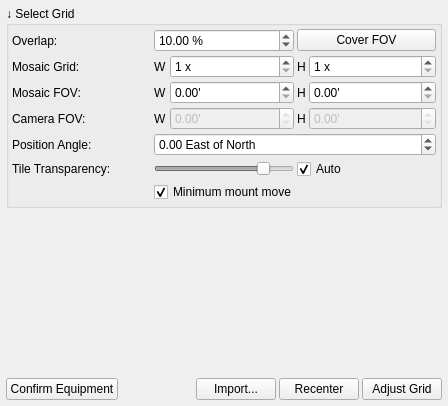
Old version of the form kstars/ekos/scheduler/framingassistant.ui in the repository KDE/kstars.
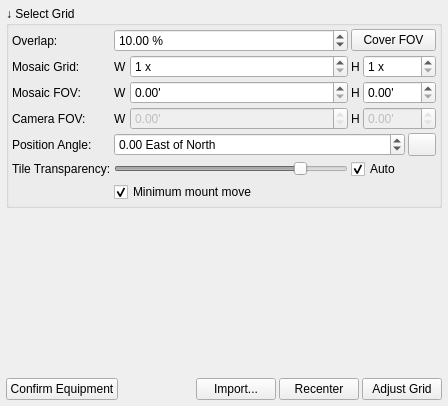
New version of the form. The open tabs and pages were chosen to show the change. Icons and pictures are not drawn. Custom widgets are drawn as their Qt base class.

Commit message: Add support to Go and Rotate in Framing Assistant. This would command fast go to target and then followed by rotation to match position angle indicated in the UI.

Diff of the .ui file:
```diff
--- a/kstars/ekos/scheduler/framingassistant.ui
+++ b/kstars/ekos/scheduler/framingassistant.ui
@@ -393,10 +393,7 @@
          <property name="title">
           <string>↓ Select Grid</string>
          </property>
-         <layout class="QGridLayout" name="gridLayout_2" columnstretch="1,1,1">
-          <property name="sizeConstraint">
-           <enum>QLayout::SetDefaultConstraint</enum>
-          </property>
+         <layout class="QGridLayout" name="gridLayout_2">
           <property name="leftMargin">
            <number>3</number>
           </property>
@@ -412,148 +409,32 @@
           <property name="spacing">
            <number>3</number>
           </property>
-          <item row="7" column="1">
-           <widget class="QSlider" name="transparencySlider">
-            <property name="enabled">
-             <bool>false</bool>
-            </property>
-            <property name="whatsThis">
-             <string>Adjust tiles transparency</string>
-            </property>
-            <property name="minimum">
-             <number>5</number>
-            </property>
-            <property name="maximum">
-             <number>60</number>
-            </property>
-            <property name="value">
-             <number>50</number>
-            </property>
-            <property name="orientation">
-             <enum>Qt::Horizontal</enum>
-            </property>
-           </widget>
-          </item>
-          <item row="6" column="0">
-           <widget class="QLabel" name="label_2">
-            <property name="toolTip">
-             <string>Camera's rotation angle (East of North) in degrees. To measure the angle, solve an image and use the astrometry solver solution's rotation angle</string>
-            </property>
-            <property name="text">
-             <string>Position Angle:</string>
-            </property>
-           </widget>
-          </item>
-          <item row="4" column="2">
-           <layout class="QHBoxLayout" name="horizontalLayout_10">
-            <property name="spacing">
-             <number>3</number>
-            </property>
-            <item>
-             <widget class="QLabel" name="cameraHFOVLabel">
-              <property name="enabled">
-               <bool>true</bool>
-              </property>
-              <property name="sizePolicy">
-               <sizepolicy hsizetype="Preferred" vsizetype="Preferred">
-                <horstretch>0</horstretch>
-                <verstretch>0</verstretch>
-               </sizepolicy>
-              </property>
-              <property name="text">
-               <string>H</string>
-              </property>
-             </widget>
-            </item>
-            <item>
-             <widget class="QDoubleSpinBox" name="cameraHFOVSpin">
-              <property name="enabled">
-               <bool>false</bool>
-              </property>
-              <property name="sizePolicy">
-               <sizepolicy hsizetype="MinimumExpanding" vsizetype="Fixed">
-                <horstretch>0</horstretch>
-                <verstretch>0</verstretch>
-               </sizepolicy>
-              </property>
-              <property name="focusPolicy">
-               <enum>Qt::NoFocus</enum>
-              </property>
-              <property name="toolTip">
-               <string>&lt;html&gt;&lt;head/&gt;&lt;body&gt;&lt;p align=&quot;justify&quot;&gt;Field height of the camera in arcminutes.&lt;/p&gt;&lt;p align=&quot;justify&quot;&gt;This value is computed from the equipment information, and defines the height of the field covered by one tile of the mosaic.&lt;/p&gt;&lt;/body&gt;&lt;/html&gt;</string>
-              </property>
-              <property name="readOnly">
-               <bool>true</bool>
-              </property>
-              <property name="suffix">
-               <string>'</string>
-              </property>
-              <property name="maximum">
-               <double>3600.000000000000000</double>
-              </property>
-             </widget>
-            </item>
-           </layout>
-          </item>
-          <item row="3" column="0">
-           <widget class="QLabel" name="targetFOVLabel">
+          <item row="0" column="0">
+           <widget class="QLabel" name="overlapLabel">
             <property name="enabled">
              <bool>true</bool>
             </property>
+            <property name="sizePolicy">
+             <sizepolicy hsizetype="Preferred" vsizetype="Preferred">
+              <horstretch>0</horstretch>
+              <verstretch>0</verstretch>
+             </sizepolicy>
+            </property>
             <property name="toolTip">
              <string>Final mosaic field of view size in arc minutes. Click update to calculate it or enter it manually.</string>
             </property>
             <property name="text">
-             <string>Mosaic FOV:</string>
+             <string>Overlap:</string>
             </property>
            </widget>
           </item>
-          <item row="8" column="1" colspan="2">
-           <layout class="QHBoxLayout" name="horizontalLayout_9">
-            <item>
-             <widget class="QCheckBox" name="reverseOddRows">
-              <property name="sizePolicy">
-               <sizepolicy hsizetype="Preferred" vsizetype="Fixed">
-                <horstretch>0</horstretch>
-                <verstretch>0</verstretch>
-               </sizepolicy>
-              </property>
-              <property name="toolTip">
-               <string>&lt;html&gt;&lt;head/&gt;&lt;body&gt;&lt;p&gt;When checked, orders mosaic tiles so that the mount moves minimally between jobs (S-shape).&lt;/p&gt;&lt;/body&gt;&lt;/html&gt;</string>
-              </property>
-              <property name="text">
-               <string>Minimum mount move</string>
-              </property>
-              <property name="checked">
-               <bool>true</bool>
-              </property>
-             </widget>
-            </item>
-           </layout>
-          </item>
-          <item row="3" column="2">
-           <layout class="QHBoxLayout" name="horizontalLayout_8">
+          <item row="0" column="1">
+           <layout class="QHBoxLayout" name="horizontalLayout_15" stretch="0">
             <property name="spacing">
              <number>3</number>
             </property>
             <item>
-             <widget class="QLabel" name="targetFOVHLabel">
-              <property name="enabled">
-               <bool>true</bool>
-              </property>
-              <property name="sizePolicy">
-               <sizepolicy hsizetype="Preferred" vsizetype="Preferred">
-                <horstretch>0</horstretch>
-                <verstretch>0</verstretch>
-               </sizepolicy>
-              </property>
-              <property name="text">
-               <string>H</string>
-              </property>
-             </widget>
-            </item>
-            <item>
-             <widget class="QDoubleSpinBox" name="targetHFOVSpin">
+             <widget class="QDoubleSpinBox" name="overlapSpin">
               <property name="enabled">
                <bool>true</bool>
               </property>
@@ -567,16 +448,22 @@
                <string>&lt;html&gt;&lt;head/&gt;&lt;body&gt;&lt;p align=&quot;justify&quot;&gt;Minimum field height that the mosaic must cover, in arcminutes.&lt;/p&gt;&lt;p align=&quot;justify&quot;&gt;Modifying this value immediately changes the number of tiles on the mosaic height. &lt;/p&gt;&lt;/body&gt;&lt;/html&gt;</string>
               </property>
               <property name="suffix">
-               <string>'</string>
+               <string> %</string>
               </property>
               <property name="maximum">
-               <double>3600.000000000000000</double>
+               <double>90.000000000000000</double>
+              </property>
+              <property name="singleStep">
+               <double>5.000000000000000</double>
+              </property>
+              <property name="value">
+               <double>10.000000000000000</double>
               </property>
              </widget>
             </item>
            </layout>
           </item>
-          <item row="1" column="2">
+          <item row="0" column="2" colspan="2">
            <layout class="QHBoxLayout" name="horizontalLayout_16">
             <item>
              <widget class="QPushButton" name="resetB">
@@ -596,7 +483,23 @@
             </item>
            </layout>
           </item>
-          <item row="2" column="1">
+          <item row="1" column="0">
+           <widget class="QLabel" name="label">
+            <property name="sizePolicy">
+             <sizepolicy hsizetype="Preferred" vsizetype="Preferred">
+              <horstretch>0</horstretch>
+              <verstretch>0</verstretch>
+             </sizepolicy>
+            </property>
+            <property name="toolTip">
+             <string>Specify the number of rows and columns of the final mosaic image</string>
+            </property>
+            <property name="text">
+             <string>Mosaic Grid:</string>
+            </property>
+           </widget>
+          </item>
+          <item row="1" column="1">
            <layout class="QHBoxLayout" name="horizontalLayout_11">
             <property name="spacing">
              <number>3</number>
@@ -641,52 +544,7 @@
             </item>
            </layout>
           </item>
-          <item row="1" column="0">
-           <widget class="QLabel" name="overlapLabel">
-            <property name="enabled">
-             <bool>true</bool>
-            </property>
-            <property name="sizePolicy">
-             <sizepolicy hsizetype="Preferred" vsizetype="Preferred">
-              <horstretch>0</horstretch>
-              <verstretch>0</verstretch>
-             </sizepolicy>
-            </property>
-            <property name="toolTip">
-             <string>Percentage of overlap between two neighbouring images</string>
-            </property>
-            <property name="text">
-             <string>Overlap:</string>
-            </property>
-           </widget>
-          </item>
-          <item row="7" column="0">
-           <widget class="QLabel" name="label_16">
-            <property name="text">
-             <string>Tile Transparency:</string>
-            </property>
-           </widget>
-          </item>
-          <item row="4" column="0">
-           <widget class="QLabel" name="cameraFOVLabel">
-            <property name="enabled">
-             <bool>true</bool>
-            </property>
-            <property name="sizePolicy">
-             <sizepolicy hsizetype="Preferred" vsizetype="Preferred">
-              <horstretch>0</horstretch>
-              <verstretch>0</verstretch>
-             </sizepolicy>
-            </property>
-            <property name="toolTip">
-             <string>Camera FOV in arc minutes as determined from equipment parameters above</string>
-            </property>
-            <property name="text">
-             <string>Camera FOV:</string>
-            </property>
-           </widget>
-          </item>
-          <item row="2" column="2">
+          <item row="1" column="2" colspan="2">
            <layout class="QHBoxLayout" name="horizontalLayout_12">
             <property name="spacing">
              <number>3</number>
@@ -732,7 +590,113 @@
            </layout>
           </item>
           <item row="2" column="0">
-           <widget class="QLabel" name="label">
+           <widget class="QLabel" name="targetFOVLabel">
+            <property name="enabled">
+             <bool>true</bool>
+            </property>
+            <property name="toolTip">
+             <string>Final mosaic field of view size in arc minutes. Click update to calculate it or enter it manually.</string>
+            </property>
+            <property name="text">
+             <string>Mosaic FOV:</string>
+            </property>
+           </widget>
+          </item>
+          <item row="2" column="1">
+           <layout class="QHBoxLayout" name="horizontalLayout_7" stretch="0,1">
+            <property name="spacing">
+             <number>3</number>
+            </property>
+            <item>
+             <widget class="QLabel" name="targetFOVWLabel">
+              <property name="enabled">
+               <bool>true</bool>
+              </property>
+              <property name="sizePolicy">
+               <sizepolicy hsizetype="Preferred" vsizetype="Preferred">
+                <horstretch>0</horstretch>
+                <verstretch>0</verstretch>
+               </sizepolicy>
+              </property>
+              <property name="text">
+               <string>W</string>
+              </property>
+             </widget>
+            </item>
+            <item>
+             <widget class="QDoubleSpinBox" name="targetWFOVSpin">
+              <property name="enabled">
+               <bool>true</bool>
+              </property>
+              <property name="sizePolicy">
+               <sizepolicy hsizetype="MinimumExpanding" vsizetype="Fixed">
+                <horstretch>0</horstretch>
+                <verstretch>0</verstretch>
+               </sizepolicy>
+              </property>
+              <property name="toolTip">
+               <string>&lt;html&gt;&lt;head/&gt;&lt;body&gt;&lt;p align=&quot;justify&quot;&gt;Minimum field width that the mosaic must cover, in arcminutes.&lt;/p&gt;&lt;p align=&quot;justify&quot;&gt;Modifying this value immediately changes the number of tiles on the mosaic width.&lt;/p&gt;&lt;/body&gt;&lt;/html&gt;</string>
+              </property>
+              <property name="suffix">
+               <string>'</string>
+              </property>
+              <property name="maximum">
+               <double>3600.000000000000000</double>
+              </property>
+             </widget>
+            </item>
+           </layout>
+          </item>
+          <item row="2" column="2" colspan="2">
+           <layout class="QHBoxLayout" name="horizontalLayout_8">
+            <property name="spacing">
+             <number>3</number>
+            </property>
+            <item>
+             <widget class="QLabel" name="targetFOVHLabel">
+              <property name="enabled">
+               <bool>true</bool>
+              </property>
+              <property name="sizePolicy">
+               <sizepolicy hsizetype="Preferred" vsizetype="Preferred">
+                <horstretch>0</horstretch>
+                <verstretch>0</verstretch>
+               </sizepolicy>
+              </property>
+              <property name="text">
+               <string>H</string>
+              </property>
+             </widget>
+            </item>
+            <item>
+             <widget class="QDoubleSpinBox" name="targetHFOVSpin">
+              <property name="enabled">
+               <bool>true</bool>
+              </property>
+              <property name="sizePolicy">
+               <sizepolicy hsizetype="MinimumExpanding" vsizetype="Fixed">
+                <horstretch>0</horstretch>
+                <verstretch>0</verstretch>
+               </sizepolicy>
+              </property>
+              <property name="toolTip">
+               <string>&lt;html&gt;&lt;head/&gt;&lt;body&gt;&lt;p align=&quot;justify&quot;&gt;Minimum field height that the mosaic must cover, in arcminutes.&lt;/p&gt;&lt;p align=&quot;justify&quot;&gt;Modifying this value immediately changes the number of tiles on the mosaic height. &lt;/p&gt;&lt;/body&gt;&lt;/html&gt;</string>
+              </property>
+              <property name="suffix">
+               <string>'</string>
+              </property>
+              <property name="maximum">
+               <double>3600.000000000000000</double>
+              </property>
+             </widget>
+            </item>
+           </layout>
+          </item>
+          <item row="3" column="0">
+           <widget class="QLabel" name="cameraFOVLabel">
+            <property name="enabled">
+             <bool>true</bool>
+            </property>
             <property name="sizePolicy">
              <sizepolicy hsizetype="Preferred" vsizetype="Preferred">
               <horstretch>0</horstretch>
@@ -743,11 +707,11 @@
              <string>Specify the number of rows and columns of the final mosaic image</string>
             </property>
             <property name="text">
-             <string>Mosaic Grid:</string>
+             <string>Camera FOV:</string>
             </property>
            </widget>
           </item>
-          <item row="4" column="1">
+          <item row="3" column="1">
            <layout class="QHBoxLayout" name="horizontalLayout_6">
             <property name="spacing">
              <number>3</number>
@@ -801,7 +765,122 @@
             </item>
            </layout>
           </item>
-          <item row="7" column="2">
+          <item row="3" column="2" colspan="2">
+           <layout class="QHBoxLayout" name="horizontalLayout_10">
+            <property name="spacing">
+             <number>3</number>
+            </property>
+            <item>
+             <widget class="QLabel" name="cameraHFOVLabel">
+              <property name="enabled">
+               <bool>true</bool>
+              </property>
+              <property name="sizePolicy">
+               <sizepolicy hsizetype="Preferred" vsizetype="Preferred">
+                <horstretch>0</horstretch>
+                <verstretch>0</verstretch>
+               </sizepolicy>
+              </property>
+              <property name="text">
+               <string>H</string>
+              </property>
+             </widget>
+            </item>
+            <item>
+             <widget class="QDoubleSpinBox" name="cameraHFOVSpin">
+              <property name="enabled">
+               <bool>false</bool>
+              </property>
+              <property name="sizePolicy">
+               <sizepolicy hsizetype="MinimumExpanding" vsizetype="Fixed">
+                <horstretch>0</horstretch>
+                <verstretch>0</verstretch>
+               </sizepolicy>
+              </property>
+              <property name="focusPolicy">
+               <enum>Qt::NoFocus</enum>
+              </property>
+              <property name="toolTip">
+               <string>&lt;html&gt;&lt;head/&gt;&lt;body&gt;&lt;p align=&quot;justify&quot;&gt;Field height of the camera in arcminutes.&lt;/p&gt;&lt;p align=&quot;justify&quot;&gt;This value is computed from the equipment information, and defines the height of the field covered by one tile of the mosaic.&lt;/p&gt;&lt;/body&gt;&lt;/html&gt;</string>
+              </property>
+              <property name="readOnly">
+               <bool>true</bool>
+              </property>
+              <property name="suffix">
+               <string>'</string>
+              </property>
+              <property name="maximum">
+               <double>3600.000000000000000</double>
+              </property>
+             </widget>
+            </item>
+           </layout>
+          </item>
+          <item row="4" column="0">
+           <widget class="QLabel" name="label_2">
+            <property name="toolTip">
+             <string>Camera's rotation angle (East of North) in degrees. To measure the angle, solve an image and use the astrometry solver solution's rotation angle</string>
+            </property>
+            <property name="text">
+             <string>Position Angle:</string>
+            </property>
+           </widget>
+          </item>
+          <item row="4" column="3">
+           <widget class="QPushButton" name="goRotateB">
+            <property name="maximumSize">
+             <size>
+              <width>28</width>
+              <height>28</height>
+             </size>
+            </property>
+            <property name="toolTip">
+             <string>Go to center and rotate to match this position angle</string>
+            </property>
+            <property name="text">
+             <string/>
+            </property>
+            <property name="icon">
+             <iconset theme="QIcon::ThemeIcon::ObjectRotateLeft"/>
+            </property>
+            <property name="iconSize">
+             <size>
+              <width>28</width>
+              <height>28</height>
+             </size>
+            </property>
+           </widget>
+          </item>
+          <item row="5" column="0">
+           <widget class="QLabel" name="label_16">
+            <property name="text">
+             <string>Tile Transparency:</string>
+            </property>
+           </widget>
+          </item>
+          <item row="5" column="1">
+           <widget class="QSlider" name="transparencySlider">
+            <property name="enabled">
+             <bool>false</bool>
+            </property>
+            <property name="whatsThis">
+             <string>Adjust tiles transparency</string>
+            </property>
+            <property name="minimum">
+             <number>5</number>
+            </property>
+            <property name="maximum">
+             <number>60</number>
+            </property>
+            <property name="value">
+             <number>50</number>
+            </property>
+            <property name="orientation">
+             <enum>Qt::Horizontal</enum>
+            </property>
+           </widget>
+          </item>
+          <item row="5" column="2">
            <widget class="QCheckBox" name="transparencyAuto">
             <property name="text">
              <string comment="Transparency">Auto</string>
@@ -811,87 +890,30 @@
             </property>
            </widget>
           </item>
-          <item row="3" column="1">
-           <layout class="QHBoxLayout" name="horizontalLayout_7" stretch="0,1">
-            <property name="spacing">
-             <number>3</number>
-            </property>
-            <item>
-             <widget class="QLabel" name="targetFOVWLabel">
-              <property name="enabled">
-               <bool>true</bool>
-              </property>
-              <property name="sizePolicy">
-               <sizepolicy hsizetype="Preferred" vsizetype="Preferred">
-                <horstretch>0</horstretch>
-                <verstretch>0</verstretch>
-               </sizepolicy>
-              </property>
-              <property name="text">
-               <string>W</string>
-              </property>
-             </widget>
-            </item>
-            <item>
-             <widget class="QDoubleSpinBox" name="targetWFOVSpin">
-              <property name="enabled">
-               <bool>true</bool>
-              </property>
-              <property name="sizePolicy">
-               <sizepolicy hsizetype="MinimumExpanding" vsizetype="Fixed">
-                <horstretch>0</horstretch>
-                <verstretch>0</verstretch>
-               </sizepolicy>
-              </property>
-              <property name="toolTip">
-               <string>&lt;html&gt;&lt;head/&gt;&lt;body&gt;&lt;p align=&quot;justify&quot;&gt;Minimum field width that the mosaic must cover, in arcminutes.&lt;/p&gt;&lt;p align=&quot;justify&quot;&gt;Modifying this value immediately changes the number of tiles on the mosaic width.&lt;/p&gt;&lt;/body&gt;&lt;/html&gt;</string>
-              </property>
-              <property name="suffix">
-               <string>'</string>
-              </property>
-              <property name="maximum">
-               <double>3600.000000000000000</double>
-              </property>
-             </widget>
-            </item>
-           </layout>
-          </item>
-          <item row="1" column="1">
-           <layout class="QHBoxLayout" name="horizontalLayout_15" stretch="0">
-            <property name="spacing">
-             <number>3</number>
-            </property>
-            <item>
-             <widget class="QDoubleSpinBox" name="overlapSpin">
-              <property name="enabled">
-               <bool>true</bool>
-              </property>
-              <property name="sizePolicy">
-               <sizepolicy hsizetype="MinimumExpanding" vsizetype="Fixed">
-                <horstretch>0</horstretch>
-                <verstretch>0</verstretch>
-               </sizepolicy>
-              </property>
-              <property name="toolTip">
-               <string>&lt;html&gt;&lt;head/&gt;&lt;body&gt;&lt;p align=&quot;justify&quot;&gt;Overlap between each tile of the mosaic. See the main help icon in the corner of the sky chart.&lt;/p&gt;&lt;/body&gt;&lt;/html&gt;</string>
-              </property>
-              <property name="suffix">
-               <string> %</string>
-              </property>
-              <property name="maximum">
-               <double>90.000000000000000</double>
-              </property>
-              <property name="singleStep">
-               <double>5.000000000000000</double>
-              </property>
-              <property name="value">
-               <double>10.000000000000000</double>
-              </property>
-             </widget>
-            </item>
-           </layout>
-          </item>
           <item row="6" column="1" colspan="2">
+           <layout class="QHBoxLayout" name="horizontalLayout_9">
+            <item>
+             <widget class="QCheckBox" name="reverseOddRows">
+              <property name="sizePolicy">
+               <sizepolicy hsizetype="Preferred" vsizetype="Fixed">
+                <horstretch>0</horstretch>
+                <verstretch>0</verstretch>
+               </sizepolicy>
+              </property>
+              <property name="toolTip">
+               <string>&lt;html&gt;&lt;head/&gt;&lt;body&gt;&lt;p&gt;When checked, orders mosaic tiles so that the mount moves minimally between jobs (S-shape).&lt;/p&gt;&lt;/body&gt;&lt;/html&gt;</string>
+              </property>
+              <property name="text">
+               <string>Minimum mount move</string>
+              </property>
+              <property name="checked">
+               <bool>true</bool>
+              </property>
+             </widget>
+            </item>
+           </layout>
+          </item>
+          <item row="4" column="1" colspan="2">
            <widget class="QDoubleSpinBox" name="positionAngleSpin">
             <property name="toolTip">
              <string>&lt;html&gt;&lt;head/&gt;&lt;body&gt;&lt;p align=&quot;justify&quot;&gt;Orientation of the camera field of view.&lt;/p&gt;&lt;/body&gt;&lt;/html&gt;</string>
```
Left out of the diff: 42 changed lines with no effect on the pictures. The commit also changes 3 other files.
